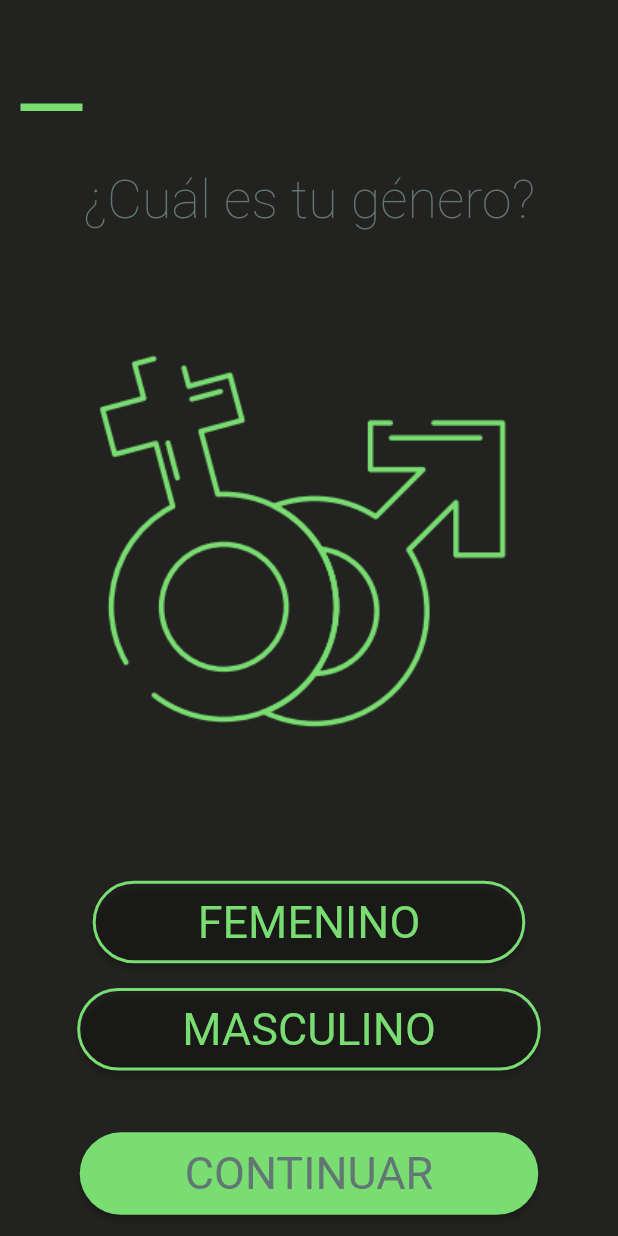
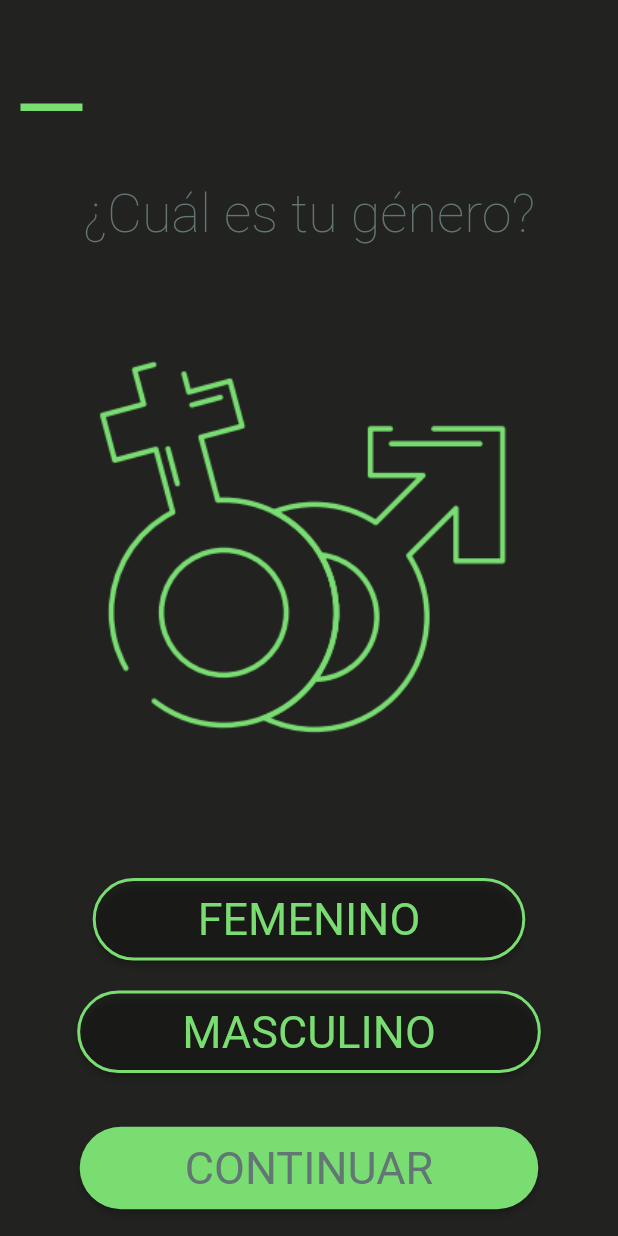
Before and after one commit to satsin06/coach_app, a Flutter app: the screen it shows after launch, after a tap on "EMPEZAR", on a phone screen of 412 x 824 dp. Run offline on Flutter 3.47's test engine with Material 2 defaults, Android fonts, the phone set to English and light mode, and no system bars; our stand-ins replace material_design_icons_flutter.

Commit message:
allinged the tab screen

```diff
--- a/lib/Screens/home_screen.dart
+++ b/lib/Screens/home_screen.dart
@@ -8,7 +8,8 @@ class HomeScreen extends StatelessWidget {
   Widget build(BuildContext context) {
     return Scaffold(
       backgroundColor: Color(0xff222220),
-      body: Column(
+      body: Center(
+        child: Column(
           crossAxisAlignment: CrossAxisAlignment.center,
           mainAxisAlignment: MainAxisAlignment.center,
           children: [
@@ -74,6 +75,7 @@ class HomeScreen extends StatelessWidget {
                 ))
           ],
         ),
+      ),
     );
   }
 }
--- a/lib/Screens/splash_screen.dart
+++ b/lib/Screens/splash_screen.dart
@@ -46,16 +46,11 @@ class _SplashScreenState extends State<SplashScreen> {
         children: [
           Center(
             child:
-            Container(
-              decoration: BoxDecoration(
-                  borderRadius: BorderRadius.circular(8.0)
-              ),
-              child: Image.asset(
-                'assets/images/LOGO.PNG',
-                width: 600.0,
-                height: 400.0,
-                fit: BoxFit.cover,
-              ),
+            Image.asset(
+              'assets/images/LOGO.PNG',
+              width: 600.0,
+              height: 400.0,
+              fit: BoxFit.cover,
             ),
           ),
           SizedBox(
--- a/lib/Screens/tabs/firstScreen.dart
+++ b/lib/Screens/tabs/firstScreen.dart
@@ -9,10 +9,8 @@ class FirstTabScreen extends StatelessWidget {
     return Scaffold(
         backgroundColor: Color(0xff222220),
         body: Column(
+          mainAxisAlignment: MainAxisAlignment.spaceAround,
           children: [
-            SizedBox(
-              height: MediaQuery.of(context).size.height * 0.01,
-            ),
             Center(
               child: Text(
                 '¿Cuál es tu género?',
@@ -23,16 +21,12 @@ class FirstTabScreen extends StatelessWidget {
                 ),
               ),
             ),
-            SizedBox(
-              height: MediaQuery.of(context).size.height * 0.02,
-            ),
             Image.asset(
               'assets/images/tab1.PNG',
-              height: 400.0,
+              height: 350.0,
             ),
-            SizedBox(
-              height: MediaQuery.of(context).size.height * 0.02,
-            ),
+            Column(
+              children: [
                 ElevatedButton(
                   onPressed: () {},
                   child: Text(
@@ -50,9 +44,7 @@ class FirstTabScreen extends StatelessWidget {
                     textStyle: TextStyle(fontSize: 30, fontWeight: FontWeight.bold),
                   ),
                 ),
-            SizedBox(
-              height: MediaQuery.of(context).size.height * 0.02,
-            ),
+                SizedBox(height: 20,),
                 ElevatedButton(
                   onPressed: () {},
                   child: Text(
@@ -70,8 +62,7 @@ class FirstTabScreen extends StatelessWidget {
                     textStyle: TextStyle(fontSize: 30, fontWeight: FontWeight.bold),
                   ),
                 ),
-            SizedBox(
-              height: MediaQuery.of(context).size.height * 0.05,
+              ],
             ),
             ElevatedButton(
               onPressed: () {
--- a/lib/main.dart
+++ b/lib/main.dart
@@ -1,5 +1,5 @@
-import 'package:coach_app/Screens/home_screen.dart';
 import 'package:coach_app/Screens/splash_screen.dart';
+import 'package:coach_app/Screens/tabs/fourthScreen.dart';
 import 'package:flutter/material.dart';
 
 void main() {
@@ -16,7 +16,6 @@ class MyApp extends StatelessWidget {
         primarySwatch: Colors.blue,
       ),
       home: SplashScreen(),
-      //home: SplashScreen(),
       debugShowCheckedModeBanner: false,
     );
   }
```
Also changed, not shown: lib/Screens/auth/signin.dart (+8 -15 lines), lib/Screens/auth/status.dart (+7 -6 lines), lib/Screens/tabs/fifthScreen.dart (+3 -9 lines), lib/Screens/tabs/fourthScreen.dart (+53 -20 lines), lib/Screens/tabs/secondScreen.dart (+7 -15 lines), lib/Screens/tabs/sixthScreen.dart (+3 -9 lines), lib/Screens/tabs/thirdScreen.dart (+11 -11 lines). Lines whose indentation alone changed are shown as unchanged.
